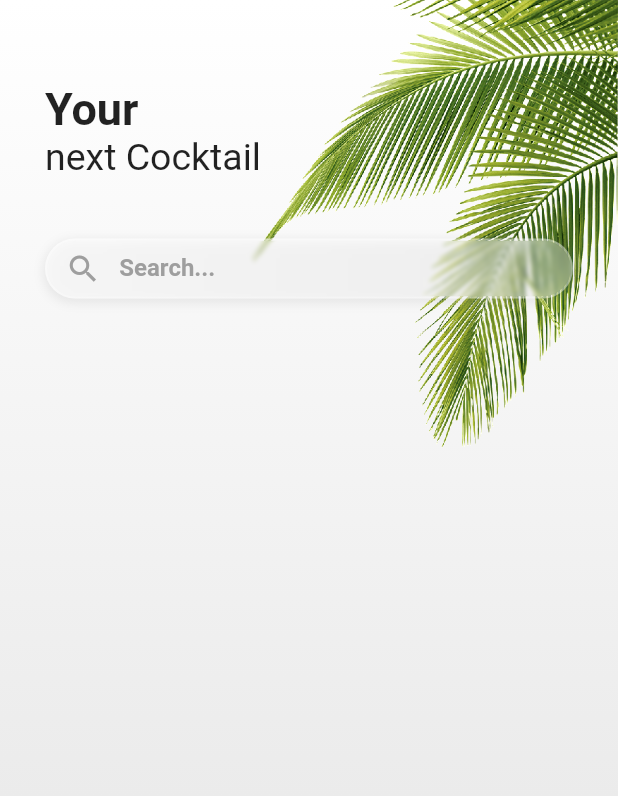
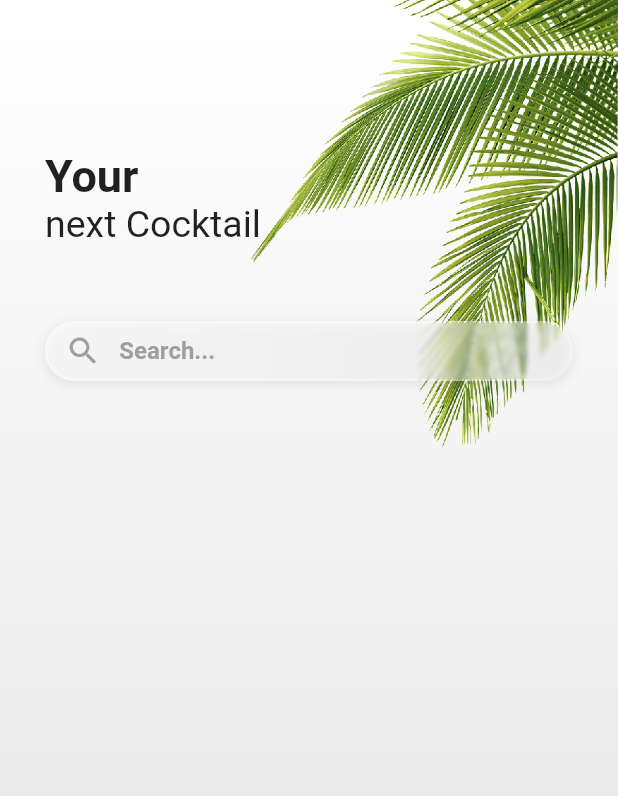
Before and after one commit to 92Andy/flutter_cocktail, a Flutter app: the screen it shows after launch, on a phone screen of 412 x 824 dp. Shown: the top 796 px of the screen. Run offline on Flutter 3.47's test engine with Material 2 defaults, Android fonts, the phone set to English and light mode, and no system bars; our stand-ins replace bloc, flutter_bloc.

Commit message:
cubit scaffold for HomeView added

```diff
--- /dev/null
+++ b/lib/home/cubit/home_cubit.dart
@@ -0,0 +1,8 @@
+import 'package:bloc/bloc.dart';
+import 'package:meta/meta.dart';
+
+part 'home_state.dart';
+
+class HomeCubit extends Cubit<HomeState> {
+  HomeCubit() : super(LoadingHomeState());
+}
--- /dev/null
+++ b/lib/home/cubit/home_state.dart
@@ -0,0 +1,19 @@
+part of 'home_cubit.dart';
+
+@immutable
+abstract class HomeState {}
+
+class LoadingHomeState extends HomeState {}
+
+class LoadedHomeState extends HomeState {}
+
+class ErrorHomeState extends HomeState {
+  ErrorHomeState({
+    required this.message,
+  });
+  final String message;
+}
+
+class NoInternetConnectionHomeState extends ErrorHomeState {
+  NoInternetConnectionHomeState() : super(message: 'No internet connection!');
+}
--- a/lib/home/home_page.dart
+++ b/lib/home/home_page.dart
@@ -1,4 +1,6 @@
 import 'package:flutter/material.dart';
+import 'package:flutter_bloc/flutter_bloc.dart';
+import 'package:flutter_cocktail/home/cubit/home_cubit.dart';
 import 'package:flutter_cocktail/shared/glass_morphism.dart';
 
 class HomePage extends StatelessWidget {
@@ -14,9 +16,12 @@ class HomePage extends StatelessWidget {
           colors: [Colors.white, Colors.grey.shade300],
         ),
       ),
-      child: const Scaffold(
+      child: Scaffold(
         backgroundColor: Colors.transparent,
-        body: _HomeView(),
+        body: BlocProvider(
+          create: (context) => HomeCubit(),
+          child: const _HomeView(),
+        ),
       ),
     );
   }
@@ -32,7 +37,7 @@ class _HomeView extends StatelessWidget {
         const _BackgroundImage(),
         Padding(
           padding: const EdgeInsets.only(
-            top: 55,
+            top: 100,
             bottom: 40,
             right: 30,
             left: 30,
@@ -40,7 +45,7 @@ class _HomeView extends StatelessWidget {
           child: Column(
             children: const [
               _Title(),
-              SizedBox(height: 40),
+              SizedBox(height: 50),
               _SearchBar(),
             ],
           ),
--- a/pubspec.yaml
+++ b/pubspec.yaml
@@ -14,6 +14,7 @@ dependencies:
   flutter:
     sdk: flutter
   cupertino_icons: ^1.0.2
+  flutter_bloc: ^8.0.1
 
 dev_dependencies:
   flutter_test:
```
